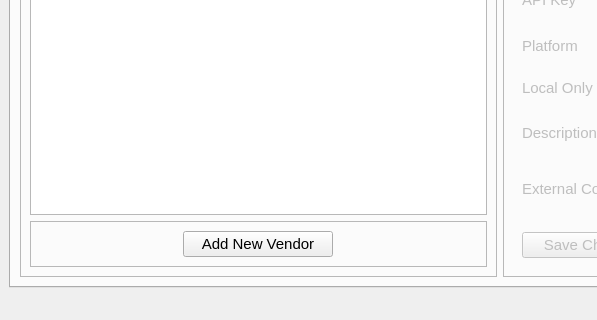
The window that ui/MainWindow.ui (CS-4820-Library-Project/COUNTER-5-Report-Tool-2020-5.0) describes before a commit, drawn with Qt 5; both pictures show x 0 to 597 and y 320 to 640 of the 1000 by 640 pixel window.
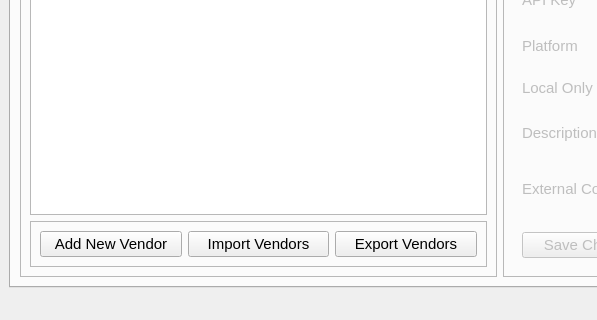
The same window after the commit.

Diff of the .ui file:
```diff
--- a/ui/MainWindow.ui
+++ b/ui/MainWindow.ui
@@ -98,6 +98,13 @@
               <enum>QFrame::StyledPanel</enum>
              </property>
              <layout class="QGridLayout" name="gridLayout_3">
+              <item row="0" column="1">
+               <widget class="QPushButton" name="importVendorsButton">
+                <property name="text">
+                 <string>Import Vendors</string>
+                </property>
+               </widget>
+              </item>
               <item row="0" column="0">
                <widget class="QPushButton" name="addVendorButton">
                 <property name="maximumSize">
@@ -111,6 +118,13 @@
                 </property>
                </widget>
               </item>
+              <item row="0" column="2">
+               <widget class="QPushButton" name="exportVendorsButton">
+                <property name="text">
+                 <string>Export Vendors</string>
+                </property>
+               </widget>
+              </item>
              </layout>
             </widget>
            </item>
```
Left out of the diff: 6 changed lines with no effect on the pictures.
